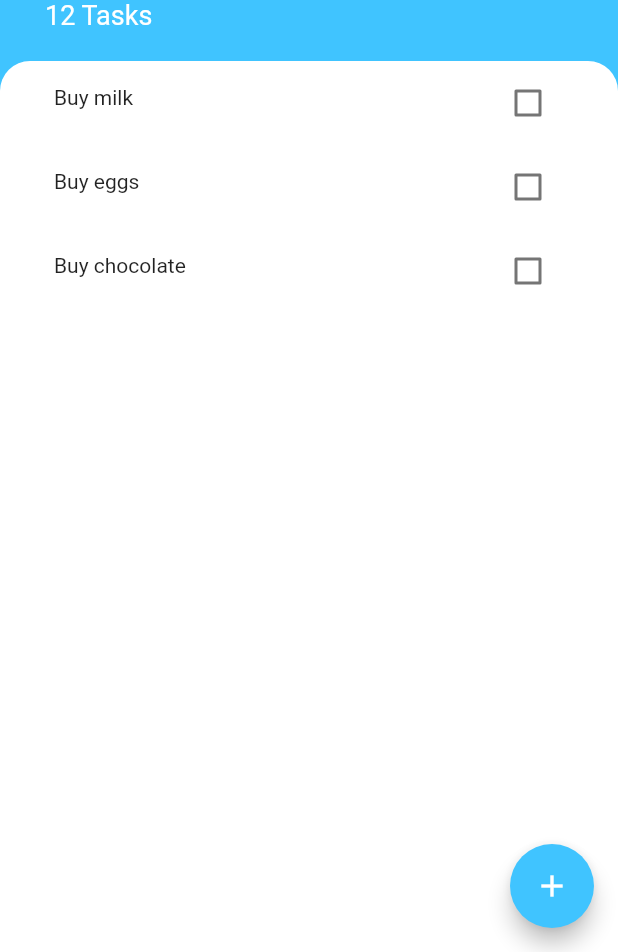
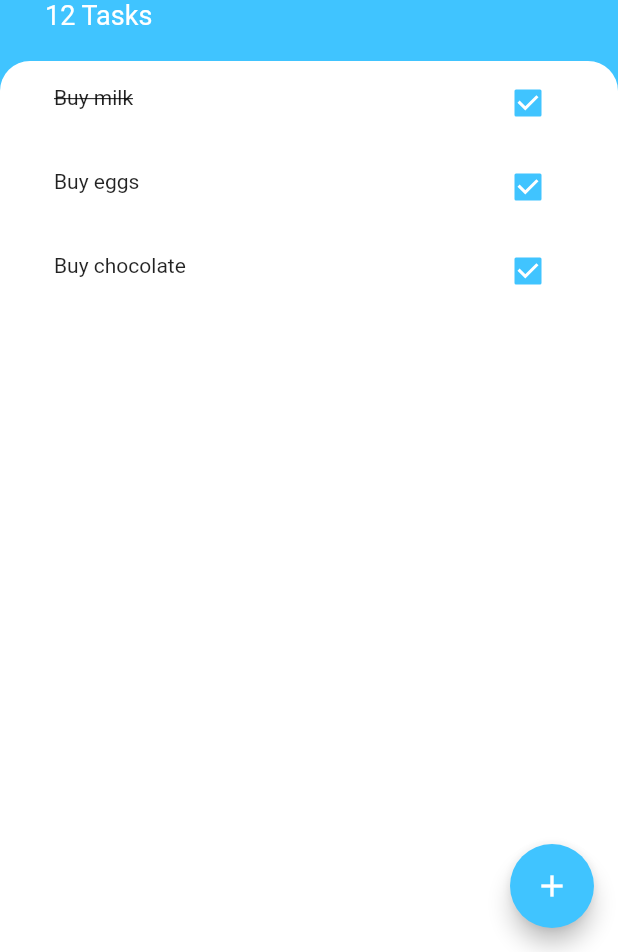
Before and after one commit to jeremyessien/flutter_to_do, a Flutter app: the screen it shows after launch, on a phone screen of 412 x 824 dp, the part 284-1236 px from its top. Run offline on Flutter 3.47's test engine with Material 2 defaults, Android fonts, the phone set to English and light mode, and no system bars.

```diff
--- a/lib/screens/tasks_screens.dart
+++ b/lib/screens/tasks_screens.dart
@@ -16,7 +16,7 @@ class TaskScreen extends StatelessWidget {
         child: Icon(Icons.add),
         onPressed: () {
           showModalBottomSheet(
-            isScrollControlled: true,
+
               context: context, builder: (BuildContext context) => AddTask());
         },
       ),
--- a/lib/widgets/widgets.dart
+++ b/lib/widgets/widgets.dart
@@ -3,48 +3,42 @@
 import 'package:flutter/material.dart';
 
 class TaskList extends StatefulWidget {
-  const TaskList({Key? key}) : super(key: key);
-
   @override
   _TaskListState createState() => _TaskListState();
 }
 
 class _TaskListState extends State<TaskList> {
+  bool isChecked = true;
   @override
   Widget build(BuildContext context) {
     return ListView(
       children: [
-        ListTile(leading: Text('Buy milk'), trailing: TaskCheckBox()),
+        ListTile(leading: Text('Buy milk', style: TextStyle(decoration: isChecked ?TextDecoration.lineThrough : null),), trailing: TaskCheckBox(isChecked),),
         ListTile(
           leading: Text('Buy eggs'),
-          trailing: TaskCheckBox(),
+          trailing: TaskCheckBox(isChecked),
         ),
         ListTile(
           leading: Text('Buy chocolate'),
-          trailing: TaskCheckBox(),
+          trailing: TaskCheckBox(isChecked),
         ),
       ],
     );
   }
 }
 
-class TaskCheckBox extends StatefulWidget {
-  @override
-  State<TaskCheckBox> createState() => _TaskCheckBoxState();
-}
-
-class _TaskCheckBoxState extends State<TaskCheckBox> {
-  bool isChecked = false;
-
+class TaskCheckBox extends StatelessWidget {
+  final bool checkBoxState;
+  TaskCheckBox(this.checkBoxState);
   @override
   Widget build(BuildContext context) {
     return Checkbox(
       activeColor: Colors.lightBlueAccent,
-      value: isChecked,
+      value: checkBoxState,
       onChanged: (bool ? Newval) {
-        setState(() {
-          isChecked = Newval!;
-        });
+        // setState(() {
+        //   isChecked = Newval!;
+        // });
       },
     );
   }
```
